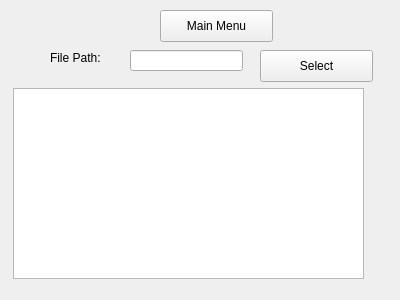
This is repo_project/add_students_gui/add_students_gui.ui in tokorealand/CS205 as Qt 5 draws it before an edit. The edited form follows.
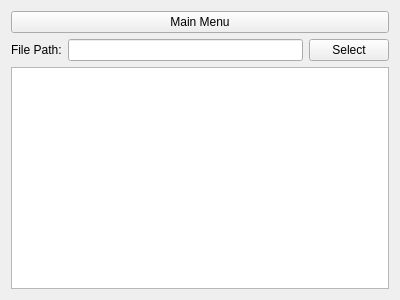
This is the edited form.

Commit message: Added scaling to guis

```diff
--- a/repo_project/add_students_gui/add_students_gui.ui
+++ b/repo_project/add_students_gui/add_students_gui.ui
@@ -13,68 +13,51 @@
   <property name="windowTitle">
    <string>add_students_gui</string>
   </property>
-  <widget class="QPushButton" name="selectButton">
-   <property name="geometry">
-    <rect>
-     <x>260</x>
-     <y>50</y>
-     <width>113</width>
-     <height>32</height>
-    </rect>
-   </property>
-   <property name="text">
-    <string>Select</string>
-   </property>
-  </widget>
-  <widget class="QLabel" name="label">
-   <property name="geometry">
-    <rect>
-     <x>50</x>
-     <y>50</y>
-     <width>61</width>
-     <height>16</height>
-    </rect>
-   </property>
-   <property name="text">
-    <string>File Path:</string>
-   </property>
-  </widget>
-  <widget class="QLineEdit" name="selectedFilePath">
-   <property name="geometry">
-    <rect>
-     <x>130</x>
-     <y>50</y>
-     <width>113</width>
-     <height>21</height>
-    </rect>
-   </property>
-  </widget>
-  <widget class="QPushButton" name="mainMenuButton">
-   <property name="geometry">
-    <rect>
-     <x>160</x>
-     <y>10</y>
-     <width>113</width>
-     <height>32</height>
-    </rect>
-   </property>
-   <property name="text">
-    <string>Main Menu</string>
-   </property>
-  </widget>
-  <widget class="QTextEdit" name="displayStudents">
-   <property name="geometry">
-    <rect>
-     <x>13</x>
-     <y>88</y>
-     <width>351</width>
-     <height>191</height>
-    </rect>
-   </property>
-   <property name="readOnly">
-    <bool>true</bool>
-   </property>
-  </widget>
+  <layout class="QVBoxLayout" name="verticalLayout_3">
+   <item>
+    <layout class="QVBoxLayout" name="verticalLayout_2">
+     <item>
+      <layout class="QVBoxLayout" name="verticalLayout">
+       <item>
+        <widget class="QPushButton" name="mainMenuButton">
+         <property name="text">
+          <string>Main Menu</string>
+         </property>
+        </widget>
+       </item>
+       <item>
+        <layout class="QHBoxLayout" name="horizontalLayout">
+         <item>
+          <widget class="QLabel" name="label">
+           <property name="text">
+            <string>File Path:</string>
+           </property>
+          </widget>
+         </item>
+         <item>
+          <widget class="QLineEdit" name="selectedFilePath"/>
+         </item>
+         <item>
+          <widget class="QPushButton" name="selectButton">
+           <property name="text">
+            <string>Select</string>
+           </property>
+          </widget>
+         </item>
+        </layout>
+       </item>
+      </layout>
+     </item>
+     <item>
+      <widget class="QTextEdit" name="displayStudents">
+       <property name="readOnly">
+        <bool>true</bool>
+       </property>
+      </widget>
+     </item>
+    </layout>
+   </item>
+  </layout>
  </widget>
  <layoutdefault spacing="6" margin="11"/>
  <resources/>
```
The commit also changes 3 other files.
